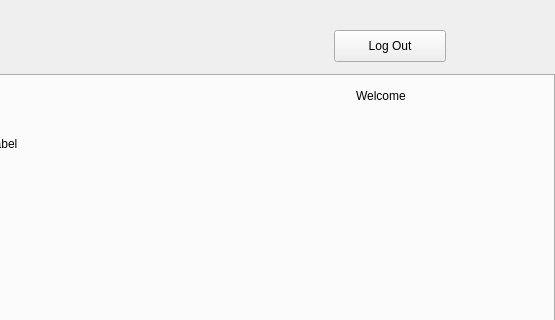
Qt form EDI/windowmaincontainer.ui (katietrom11392/EDI) before a commit; both pictures show x 296 to 851 and y 0 to 320 of the 851 by 737 pixel window.
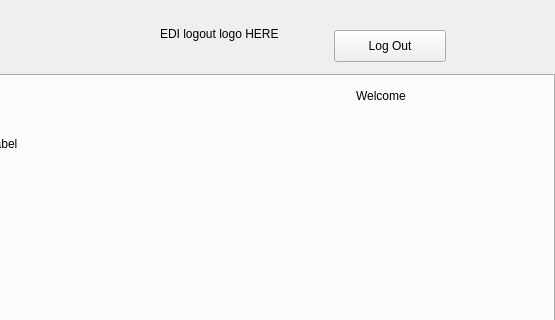
The same form after that commit. Icons and pictures are not drawn.

What changed in the file:
```diff
--- a/EDI/windowmaincontainer.ui
+++ b/EDI/windowmaincontainer.ui
@@ -383,6 +383,19 @@
      <string>Log Out</string>
     </property>
    </widget>
+   <widget class="QLabel" name="label_LogOutLogo">
+    <property name="geometry">
+     <rect>
+      <x>456</x>
+      <y>13</y>
+      <width>161</width>
+      <height>41</height>
+     </rect>
+    </property>
+    <property name="text">
+     <string>EDI logout logo HERE</string>
+    </property>
+   </widget>
   </widget>
   <widget class="QMenuBar" name="menubar">
    <property name="geometry">
```
